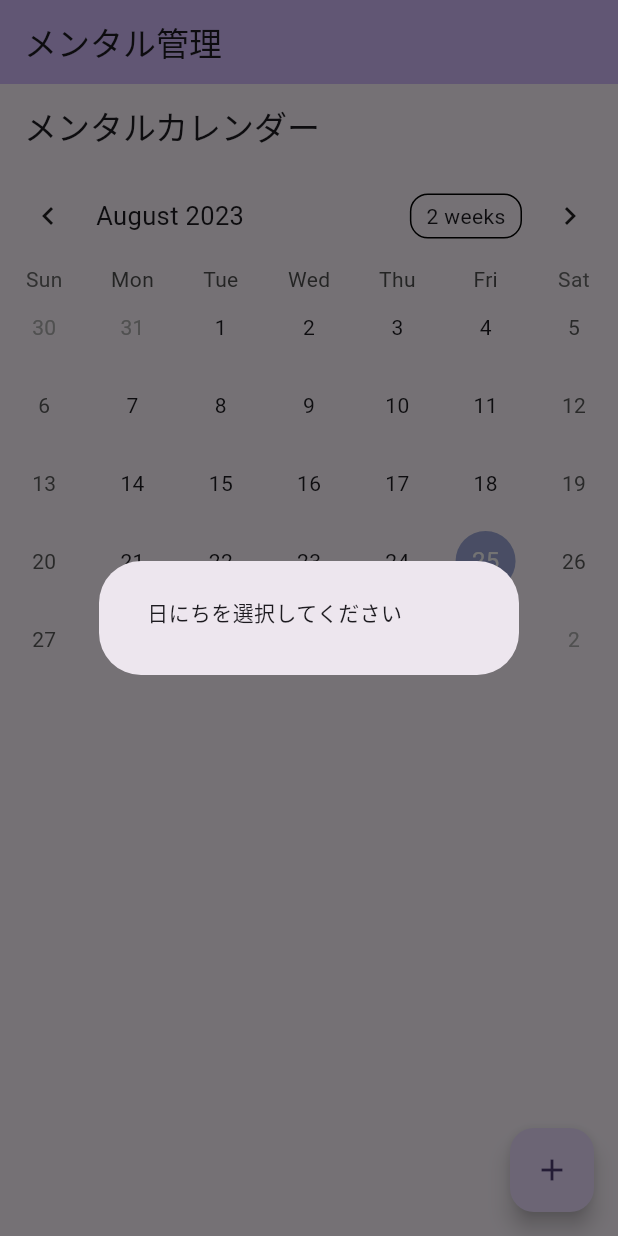
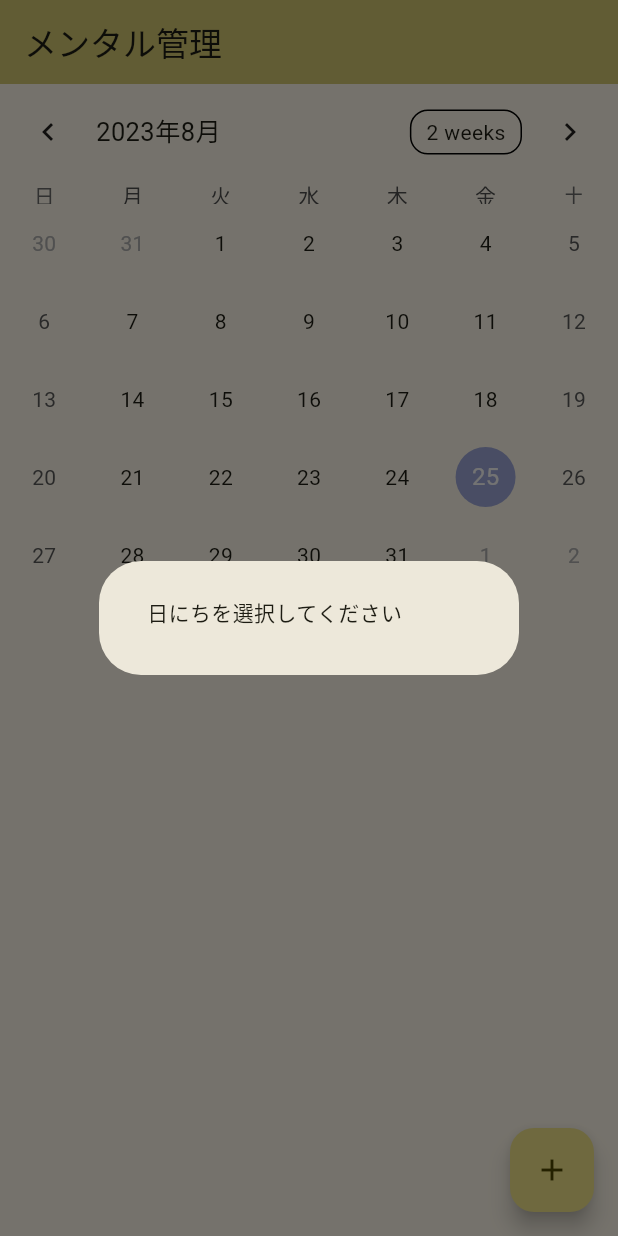
Before and after one commit to tera1994/mental_calendar, a Flutter app: the screen it shows after launch, after a tap on the "add" icon, on a phone screen of 412 x 824 dp. Run offline on Flutter 3.47's test engine with Material 2 defaults, Android fonts, the phone set to English and light mode, and no system bars; drawn by our look-alikes of table_calendar; missing offline and left inert: localstore.

Commit message:
Minor fix

```diff
--- a/lib/calender.dart
+++ b/lib/calender.dart
@@ -42,9 +42,6 @@ class _Calender extends State<Calender> {
   @override
   Widget build(BuildContext context) {
     return Scaffold(
-      appBar: AppBar(
-        title: Text('メンタルカレンダー'),
-      ),
       floatingActionButton: FloatingActionButton(
         onPressed: () {
           showDialog(context: context, builder: (context){
@@ -106,6 +103,7 @@ class _Calender extends State<Calender> {
           TableCalendar(
             firstDay: DateTime(_focusedDay.year, _focusedDay.month - 3, _focusedDay.day),
             lastDay: DateTime(_focusedDay.year, _focusedDay.month + 3, _focusedDay.day),
+            locale: 'ja_JP',
             focusedDay: _focusedDay,
             calendarFormat: _calendarFormat,
             eventLoader: _getDepressionDegreeForDay,
@@ -142,7 +140,6 @@ class _Calender extends State<Calender> {
                   decoration: BoxDecoration(border:  Border.all(), borderRadius: BorderRadius.circular(12),
                   ),
                   child: ListTile(
-                    onTap:  () => print(''),
                     title: Text('落ち込み度 : ${value[index].degree}'),
                   ),
                 );
@@ -158,7 +155,6 @@ class _Calender extends State<Calender> {
                   decoration: BoxDecoration(border:  Border.all(), borderRadius: BorderRadius.circular(12),
                   ),
                   child: ListTile(
-                    onTap:  () => print(''),
                     title: Text('睡眠時間 : ${value[index].time} hour'),
                   ),
                 );
--- a/lib/main.dart
+++ b/lib/main.dart
@@ -1,7 +1,9 @@
 import 'package:flutter/material.dart';
 import 'calender.dart';
+import 'package:intl/date_symbol_data_local.dart';
+
 void main() {
-  runApp(const MyApp());
+  initializeDateFormatting().then((_) => runApp(MyApp()));
 }
 
 class MyApp extends StatelessWidget {
@@ -13,7 +15,7 @@ class MyApp extends StatelessWidget {
     return MaterialApp(
       title: 'メンタル管理',
       theme: ThemeData(
-        colorScheme: ColorScheme.fromSeed(seedColor: Colors.deepPurple),
+        colorScheme: ColorScheme.fromSeed(seedColor: Colors.yellow),
         useMaterial3: true,
       ),
       home: const MyHomePage(title: 'メンタル管理'),
--- a/lib/mental_data_store.dart
+++ b/lib/mental_data_store.dart
@@ -14,7 +14,6 @@ class MentalDataStore {
       return;
     }
     items.forEach((key, value) {
-      print('${key}!!!!!!!!!!!!!!!${value}');
       String dateTime = key;
       dateTime = key.replaceAll('/${STORE_NAME}/', '');
       try{
```
